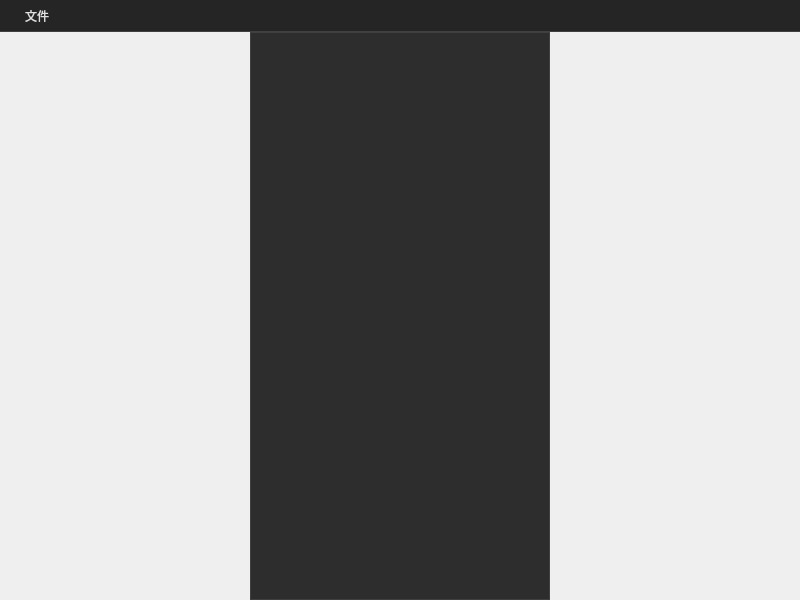
Old version of the form src/MainWindow.ui in the repository KollenHub/MTKViewer.
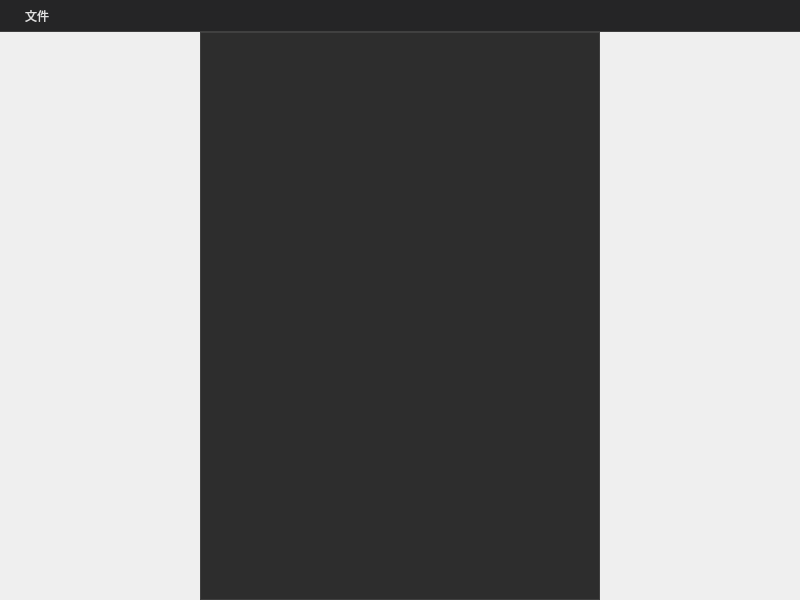
New version of the form.

Diff of the .ui file:
```diff
--- a/src/MainWindow.ui
+++ b/src/MainWindow.ui
@@ -108,21 +108,21 @@
      </layout>
     </item>
     <item>
-     <widget class="QTableView" name="propertiesTable">
+     <widget class="QTreeView" name="propertiesTree">
       <property name="minimumSize">
        <size>
-        <width>300</width>
+        <width>400</width>
         <height>0</height>
        </size>
       </property>
       <property name="maximumSize">
        <size>
-        <width>300</width>
+        <width>400</width>
         <height>16777215</height>
        </size>
       </property>
       <property name="styleSheet">
-       <string notr="true">QTableView {
+       <string notr="true">QTreeView {
     background-color: #2d2d2d;
     alternate-background-color: #252525;
     color: #e0e0e0;
@@ -130,7 +130,7 @@
     border: 1px solid #404040;
 }
 
-QTableView::item:selected {
+QTreeView::item:selected {
     background-color: #3a6ea5;
     color: #ffffff;
 }
```
